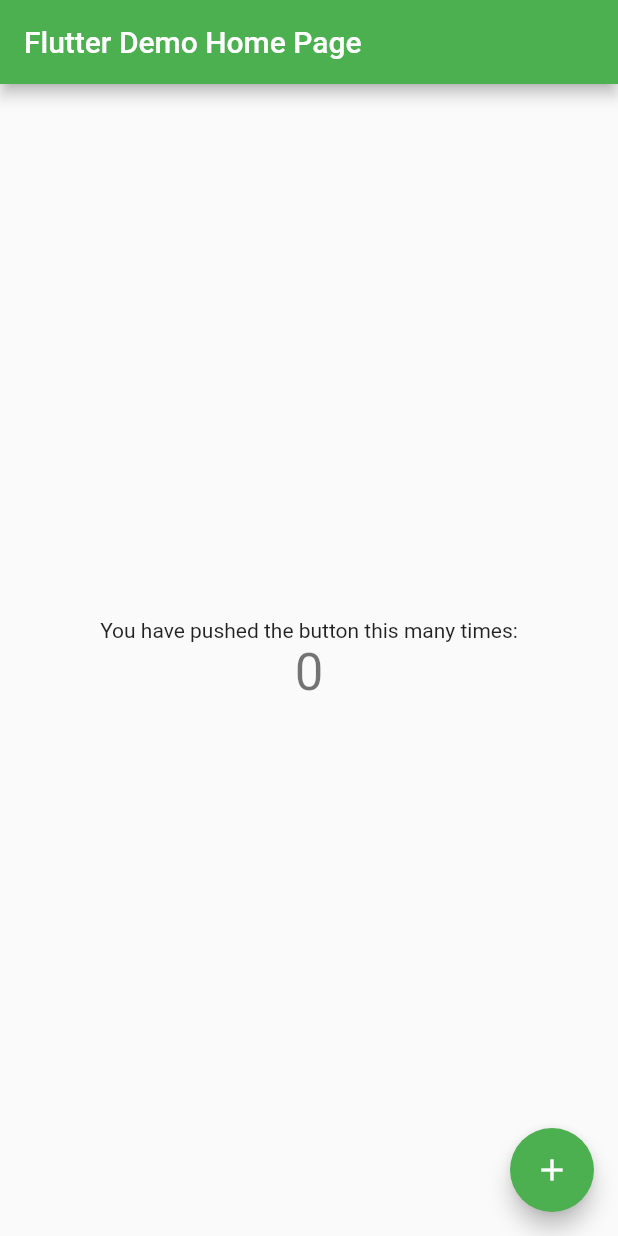
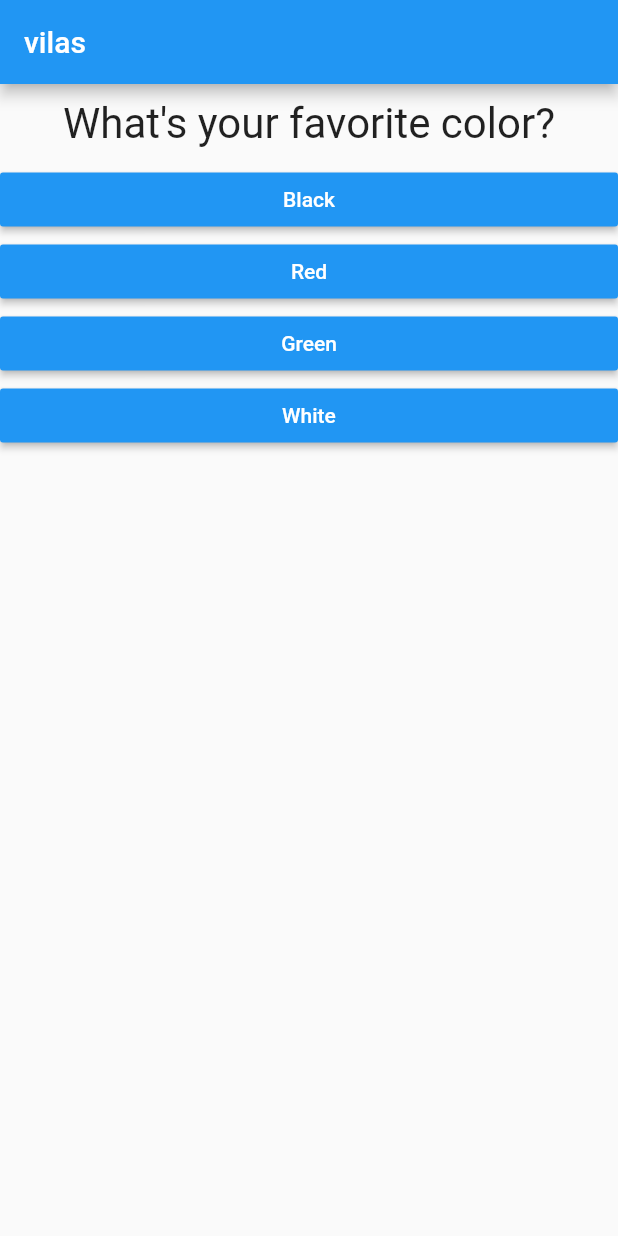
Before and after one commit to vilas639/flutter_app, a Flutter app: the screen it shows after launch, on a phone screen of 412 x 824 dp. Run offline on Flutter 3.47's test engine with Material 2 defaults, Android fonts, the phone set to English and light mode, and no system bars.

Commit message:
added color
application running

```diff
--- /dev/null
+++ b/lib/features/number_trivia/presentation/widgets/Ans.dart
@@ -0,0 +1,24 @@
+import 'package:flutter/material.dart';
+
+
+class Ans extends StatelessWidget {
+
+
+  final Function selecthandler;
+  final String btntext;
+
+  Ans(this.selecthandler,this.btntext);
+  @override
+  Widget build(BuildContext context) {
+    return Container(
+      width: double.infinity,
+
+        // color: Colors.blue,
+
+        child: RaisedButton(
+          color: Colors.blue,
+          textColor: Colors.white,
+          child: Text(btntext),
+           onPressed: selecthandler));
+  }
+}
--- /dev/null
+++ b/lib/features/number_trivia/presentation/widgets/Questions.dart
@@ -0,0 +1,18 @@
+import 'package:flutter/material.dart';
+
+class Questions extends StatelessWidget {
+  final String qn;
+  Questions(this.qn);
+  @override
+  Widget build(BuildContext context) {
+    return Container(
+      width: double.infinity,
+      margin: EdgeInsets.all(10),
+      child: Text(
+        qn,
+        style: TextStyle(fontSize: 28),
+        textAlign: TextAlign.center,
+      ),
+    );
+  }
+}
--- /dev/null
+++ b/lib/features/number_trivia/presentation/widgets/Quiz.dart
@@ -0,0 +1,32 @@
+import 'package:flutter/material.dart';
+
+import 'Ans.dart';
+import 'Questions.dart';
+
+
+
+class Quiz extends StatelessWidget {
+  final List<Map<String, Object>> questions;
+  final int questionIndex;
+  final Function answerQuestion;
+
+  Quiz({
+    @required this.questions,
+    @required this.answerQuestion,
+    @required this.questionIndex,
+  });
+
+  @override
+  Widget build(BuildContext context) {
+    return Column(
+      children: [
+        Questions(
+          questions[questionIndex]['questionText'],
+        ),
+        ...(questions[questionIndex]['answers'] as List<Map<String, Object>>).map((answer) {
+          return Ans(() => answerQuestion(answer['score']), answer['text']);
+        }).toList()
+      ],
+    );
+  }
+}
--- a/lib/main.dart
+++ b/lib/main.dart
@@ -1,111 +1,87 @@
 import 'package:flutter/material.dart';
+
+import 'features/number_trivia/presentation/widgets/Quiz.dart';
+import 'features/number_trivia/presentation/widgets/Result.dart';
 
 void main() => runApp(MyApp());
 
-class MyApp extends StatelessWidget {
+class MyApp extends StatefulWidget {
   // This widget is the root of your application.
   @override
-  Widget build(BuildContext context) {
-    return MaterialApp(
-      title: 'Flutter Demo',
-      theme: ThemeData(
-        // This is the theme of your application.
-        //
-        // Try running your application with "flutter run". You'll see the
-        // application has a blue toolbar. Then, without quitting the app, try
-        // changing the primarySwatch below to Colors.green and then invoke
-        // "hot reload" (press "r" in the console where you ran "flutter run",
-        // or simply save your changes to "hot reload" in a Flutter IDE).
-        // Notice that the counter didn't reset back to zero; the application
-        // is not restarted.
-        primarySwatch: Colors.green,
-      ),
-      home: MyHomePage(title: 'Flutter Demo Home Page'),
-    );
-  }
+  _MyAppState createState() => _MyAppState();
 }
 
-class MyHomePage extends StatefulWidget {
-  MyHomePage({Key key, this.title}) : super(key: key);
+class _MyAppState extends State<MyApp> {
+  final _qustn = const [
+    {
+      'questionText': 'What\'s your favorite color?',
+      'answers': [
+        {'text': 'Black', 'score': 10},
+        {'text': 'Red', 'score': 5},
+        {'text': 'Green', 'score': 3},
+        {'text': 'White', 'score': 1},
+      ],
+    },
+    {
+      'questionText': 'What\'s your favorite animal?',
+      'answers': [
+        {'text': 'Rabbit', 'score': 3},
+        {'text': 'Snake', 'score': 11},
+        {'text': 'Elephant', 'score': 5},
+        {'text': 'Lion', 'score': 9},
+      ],
+    },
+    {
+      'questionText': 'Who\'s your favorite instructor?',
+      'answers': [
+        {'text': 'Max', 'score': 1},
+        {'text': 'Max', 'score': 1},
+        {'text': 'Max', 'score': 1},
+        {'text': 'Max', 'score': 1},
+      ],
+    },
+  ];
 
-  // This widget is the home page of your application. It is stateful, meaning
-  // that it has a State object (defined below) that contains fields that affect
-  // how it looks.
+  var _changeqsn = 0;
+  var _totalScore = 0;
 
-  // This class is the configuration for the state. It holds the values (in this
-  // case the title) provided by the parent (in this case the App widget) and
-  // used by the build method of the State. Fields in a Widget subclass are
-  // always marked "final".
+  void _resetQuiz() {
+    setState(() {
+      _changeqsn = 0;
+      _totalScore = 0;
+    });
+  }
 
-  final String title;
+  void _answerbutn(int score) {
+    _totalScore += score;
 
-  @override
-  _MyHomePageState createState() => _MyHomePageState();
-}
+    setState(() {
+      _changeqsn = _changeqsn + 1;
+    });
 
-class _MyHomePageState extends State<MyHomePage> {
-  int _counter = 0;
-
-  void _incrementCounter() {
-    setState(() {
-      // This call to setState tells the Flutter framework that something has
-      // changed in this State, which causes it to rerun the build method below
-      // so that the display can reflect the updated values. If we changed
-      // _counter without calling setState(), then the build method would not be
-      // called again, and so nothing would appear to happen.
-      _counter++;
-    });
+    print(_changeqsn);
+    if (_changeqsn < _qustn.length) {
+      print('We have more questions!');
+    } else {
+      print('No more questions!');
+    }
   }
 
   @override
   Widget build(BuildContext context) {
-    // This method is rerun every time setState is called, for instance as done
-    // by the _incrementCounter method above.
-    //
-    // The Flutter framework has been optimized to make rerunning build methods
-    // fast, so that you can just rebuild anything that needs updating rather
-    // than having to individually change instances of widgets.
-    return Scaffold(
-      appBar: AppBar(
-        // Here we take the value from the MyHomePage object that was created by
-        // the App.build method, and use it to set our appbar title.
-        title: Text(widget.title),
-      ),
-      body: Center(
-        // Center is a layout widget. It takes a single child and positions it
-        // in the middle of the parent.
-        child: Column(
-          // Column is also a layout widget. It takes a list of children and
-          // arranges them vertically. By default, it sizes itself to fit its
-          // children horizontally, and tries to be as tall as its parent.
-          //
-          // Invoke "debug painting" (press "p" in the console, choose the
-          // "Toggle Debug Paint" action from the Flutter Inspector in Android
-          // Studio, or the "Toggle Debug Paint" command in Visual Studio Code)
-          // to see the wireframe for each widget.
-          //
-          // Column has various properties to control how it sizes itself and
-          // how it positions its children. Here we use mainAxisAlignment to
-          // center the children vertically; the main axis here is the vertical
-          // axis because Columns are vertical (the cross axis would be
-          // horizontal).
-          mainAxisAlignment: MainAxisAlignment.center,
-          children: <Widget>[
-            Text(
-              'You have pushed the button this many times:',
-            ),
-            Text(
-              '$_counter',
-              style: Theme.of(context).textTheme.display1,
-            ),
-          ],
-        ),
-      ),
-      floatingActionButton: FloatingActionButton(
-        onPressed: _incrementCounter,
-        tooltip: 'Increment',
-        child: Icon(Icons.add),
-      ), // This trailing comma makes auto-formatting nicer for build methods.
-    );
+
+    return MaterialApp(
+       debugShowCheckedModeBanner: false,
+        home: Scaffold(
+      appBar: AppBar(title: Text('vilas')),
+      body: _changeqsn < _qustn.length
+          ? Quiz(
+                answerQuestion: _answerbutn,
+                questionIndex: _changeqsn,
+                questions: _qustn,
+              )
+
+          :  Result(_totalScore, _resetQuiz),
+    ));
   }
 }
```
Also changed, not shown: lib/features/number_trivia/presentation/widgets/Result.dart (added, +44 -0 lines), lib/core/error/failures.dart (added), lib/features/number_trivia/data/models/number_trivia.dart (added), lib/features/number_trivia/domain/repositories/number_trivia_repository.dart (added).
